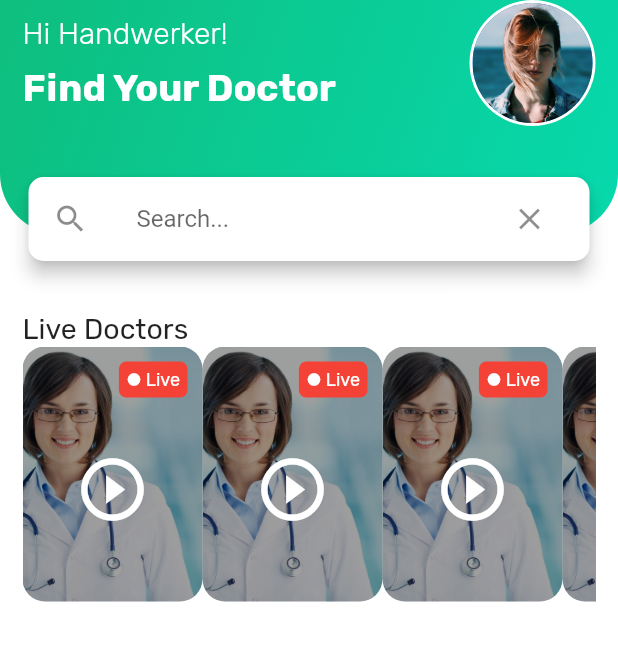
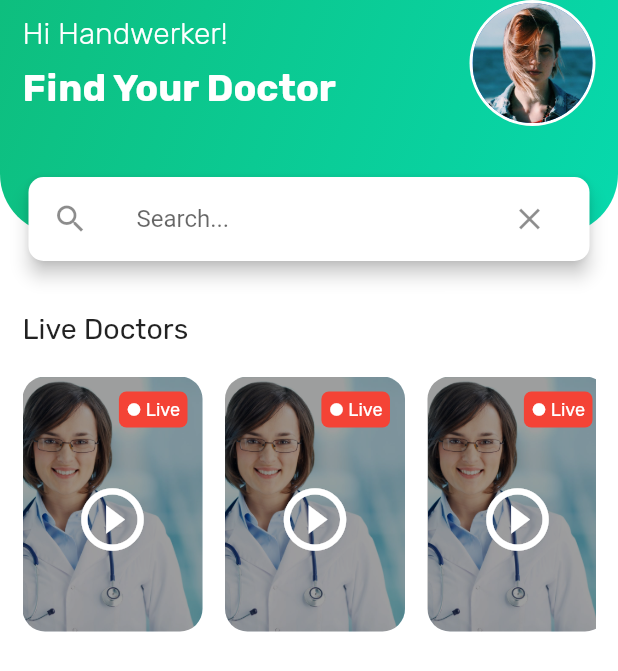
Before and after one commit to syafrialzulmi/flutter_find_your_doctor, a Flutter app: the screen it shows after launch, on a phone screen of 412 x 824 dp. Shown: the top 671 px of the screen. Run offline on Flutter 3.47's test engine with Material 2 defaults, Android fonts, the phone set to English and light mode, and no system bars.

Commit message:
live doctor

```diff
--- a/lib/main.dart
+++ b/lib/main.dart
@@ -132,10 +132,8 @@
                             fontWeight: FontWeight.w500,
                           ),
                         ),
-                        // ListView(
-                        //   scrollDirection: Axis.horizontal,
-                        //   children: <Widget>[
                         Container(
+                          margin: EdgeInsets.only(top: 20),
                           height: 170,
                           child: ListView(
                             scrollDirection: Axis.horizontal,
@@ -147,16 +145,6 @@
                             ],
                           ),
                         )
-
-                        //   LiveDoctorItem(),
-                        // ],
-                        // )
-                        // ListView.builder(
-                        //   itemBuilder: (context, index) {
-                        //     return liveDoctorItem();
-                        //   },
-                        //   itemCount: 5,
-                        // )
                       ],
                     ),
                   ),
--- a/lib/widgets/live_doctor_item.dart
+++ b/lib/widgets/live_doctor_item.dart
@@ -6,6 +6,7 @@ class LiveDoctorItem extends StatelessWidget {
     return GestureDetector(
       onTap: () {},
       child: Container(
+        margin: EdgeInsets.only(right: 15),
         // height: 170,
         width: 120,
         decoration: BoxDecoration(
```
